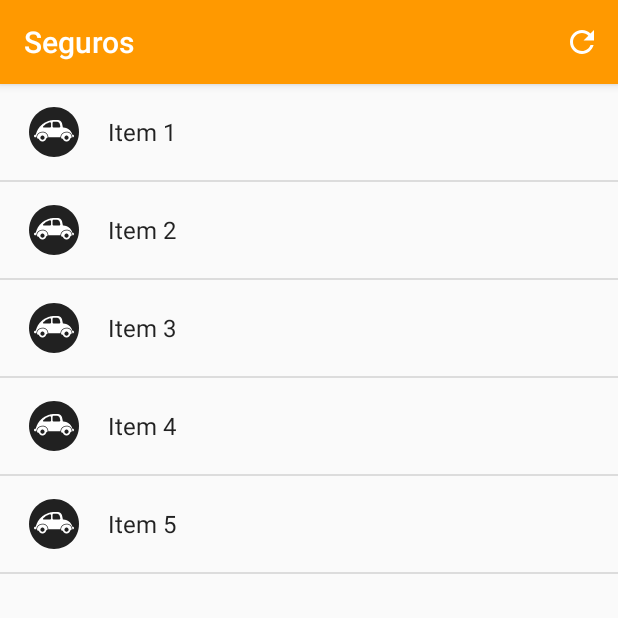
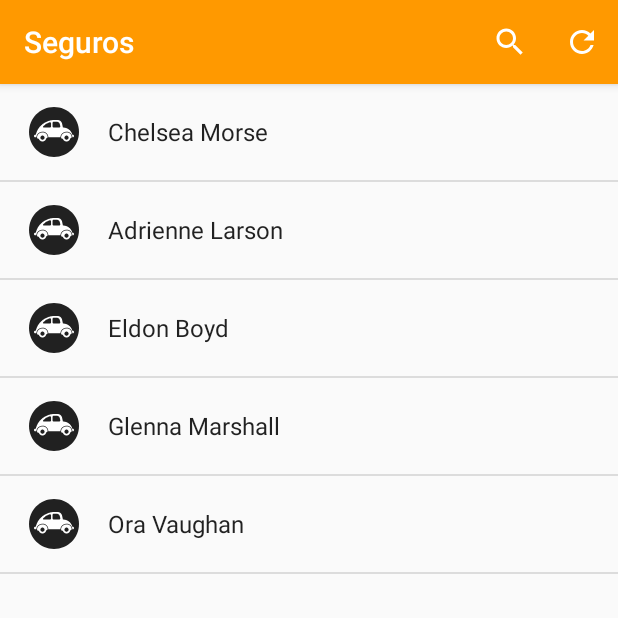
Before and after one commit to arm332/seguros, an Android app: the ListActivity screen opened directly, with no data from a screen before it, on a phone screen of 412 x 824 dp, the top half of it. Run offline under Robolectric (Android 15) with nearby library versions, the light colour scheme and no system bars.

Commit message:
Make list searchable

```diff
--- a/app/src/main/java/com/arm332/seguros2/ListActivity.java
+++ b/app/src/main/java/com/arm332/seguros2/ListActivity.java
@@ -10,33 +10,45 @@ import android.view.MenuItem;
 import android.view.View;
 import android.widget.AdapterView;
 import android.widget.ListView;
+import android.widget.SearchView;
 
-public class ListActivity extends AppCompatActivity implements AdapterView.OnItemClickListener {
+public class ListActivity extends AppCompatActivity implements AdapterView.OnItemClickListener, SearchView.OnQueryTextListener {
     private static final String TAG = "ListActivity";
     private static final Integer RC_SYNC = 1;
-    private ListView mListView;
+    private ListAdapter mAdapter;
+    private SearchView mSearchView;
 
     @Override
     protected void onCreate(Bundle savedInstanceState) {
         super.onCreate(savedInstanceState);
         setContentView(R.layout.activity_list);
 
-        mListView = findViewById(R.id.listView);
-        mListView.setAdapter(new ListAdapter(this));
-        mListView.setEmptyView(findViewById(R.id.textView));
-        mListView.setOnItemClickListener(this);
+        String[] list = {"Chelsea Morse", "Adrienne Larson", "Eldon Boyd", "Glenna Marshall", "Ora Vaughan"};
+        mAdapter = new ListAdapter(this, list);
+
+        ListView listView = findViewById(R.id.listView);
+        listView.setAdapter(mAdapter);
+        listView.setEmptyView(findViewById(R.id.textView));
+        listView.setOnItemClickListener(this);
     }
 
     @Override
     public boolean onCreateOptionsMenu(Menu menu) {
         MenuInflater inflater = getMenuInflater();
         inflater.inflate(R.menu.list_menu, menu);
+
+        MenuItem searchItem = menu.findItem(R.id.action_search);
+        mSearchView = (SearchView) searchItem.getActionView();
+        mSearchView.setOnQueryTextListener(this);
         return super.onCreateOptionsMenu(menu);
     }
 
     @Override
     public boolean onOptionsItemSelected(MenuItem item) {
         switch (item.getItemId()) {
+            case R.id.action_search:
+
+                return true;
             case R.id.action_sync:
                  Intent intent = new Intent(this, SyncActivity.class);
                  startActivityForResult(intent, RC_SYNC);
@@ -68,4 +80,26 @@ public class ListActivity extends AppCompatActivity implements AdapterView.OnIte
          intent.putExtra(ItemActivity.EXTRA_ITEM, item);
          startActivity(intent);
     }
+
+    @Override
+    public boolean onQueryTextSubmit(String query) {
+        return false;
+    }
+
+    @Override
+    public boolean onQueryTextChange(String newText) {
+        mAdapter.getFilter().filter(newText);
+        return true;
+    }
+
+    @Override
+    public void onBackPressed() {
+        if (!mSearchView.isIconified()) {
+            //mSearchView.setIconified(true);
+            mSearchView.onActionViewCollapsed();
+        } else {
+            super.onBackPressed();
+        }
+
+    }
 }
--- a/app/src/main/java/com/arm332/seguros2/ListAdapter.java
+++ b/app/src/main/java/com/arm332/seguros2/ListAdapter.java
@@ -5,20 +5,31 @@ import android.view.LayoutInflater;
 import android.view.View;
 import android.view.ViewGroup;
 import android.widget.BaseAdapter;
+import android.widget.Filter;
+import android.widget.Filterable;
 import android.widget.TextView;
 
-public class ListAdapter extends BaseAdapter {
+import java.util.ArrayList;
+import java.util.Arrays;
+import java.util.List;
+
+public class ListAdapter extends BaseAdapter implements Filterable {
     private LayoutInflater mInflater;
-    private String[] mValues = {"Item 1", "Item 2", "Item 3", "Item 4", "Item 5"};
+    private ListFilter mFilter;
+    private String[] mOriginal;
+    private String[] mFiltered;
 
-    ListAdapter(Context context) {
+    ListAdapter(Context context, String[] objects) {
         mInflater = LayoutInflater.from(context);
+        mFilter = new ListFilter();
+        mOriginal = objects;
+        mFiltered = objects;
     }
 
     @Override
     public int getCount() {
-        if (mValues != null) {
-            return mValues.length;
+        if (mFiltered != null) {
+            return mFiltered.length;
         }
 
         return 0;
@@ -26,8 +37,8 @@ public class ListAdapter extends BaseAdapter {
 
     @Override
     public Object getItem(int position) {
-        if (mValues != null) {
-            return mValues[position];
+        if (mFiltered != null) {
+            return mFiltered[position];
         }
 
         return null;
@@ -58,6 +69,48 @@ public class ListAdapter extends BaseAdapter {
         return convertView;
     }
 
+    @Override
+    public Filter getFilter() {
+        return mFilter;
+    }
+
+    //
+
+    private class ListFilter extends Filter {
+        @Override
+        protected FilterResults performFiltering(CharSequence constraint) {
+            FilterResults results = new FilterResults();
+            List<String> filtered = new ArrayList<>();
+
+            if (constraint != null && constraint.length() != 0) {
+                String needle = constraint.toString().toUpperCase();
+
+                if (mOriginal != null && mOriginal.length != 0) {
+                    for (String original : mOriginal) {
+                        if (original.toUpperCase().startsWith(needle)) {
+                            filtered.add(original);
+                        }
+                    }
+                }
+            }
+            else {
+                filtered = Arrays.asList(mOriginal);
+            }
+
+            results.count = filtered.size();
+            results.values = filtered.toArray(new String[0]);
+            return results;
+        }
+
+        @Override
+        protected void publishResults(CharSequence constraint, FilterResults results) {
+            mFiltered = (String[]) results.values;
+            notifyDataSetChanged();
+        }
+    }
+
+    //
+
     private static class ViewHolder {
         TextView name;
     }
--- /dev/null
+++ b/app/src/main/res/drawable-anydpi/ic_action_search.xml
@@ -0,0 +1,10 @@
+<vector xmlns:android="http://schemas.android.com/apk/res/android"
+    android:width="24dp"
+    android:height="24dp"
+    android:viewportWidth="24"
+    android:viewportHeight="24"
+    android:tint="#FFFFFF">
+    <path
+        android:fillColor="#FF000000"
+        android:pathData="M15.5,14h-0.79l-0.28,-0.27C15.41,12.59 16,11.11 16,9.5 16,5.91 13.09,3 9.5,3S3,5.91 3,9.5 5.91,16 9.5,16c1.61,0 3.09,-0.59 4.23,-1.57l0.27,0.28v0.79l5,4.99L20.49,19l-4.99,-5zM9.5,14C7.01,14 5,11.99 5,9.5S7.01,5 9.5,5 14,7.01 14,9.5 11.99,14 9.5,14z"/>
+</vector>
--- a/app/src/main/res/menu/list_menu.xml
+++ b/app/src/main/res/menu/list_menu.xml
@@ -1,6 +1,12 @@
 <?xml version="1.0" encoding="utf-8"?>
 <menu xmlns:android="http://schemas.android.com/apk/res/android"
     xmlns:app="http://schemas.android.com/apk/res-auto">
+    <item
+        android:id="@+id/action_search"
+        android:icon="@drawable/ic_action_search"
+        android:title="@string/search"
+        app:showAsAction="ifRoom"
+        app:actionViewClass="android.widget.SearchView" />
     <item
         android:id="@+id/action_sync"
         android:icon="@drawable/ic_action_refresh"
--- a/app/src/main/res/values/strings.xml
+++ b/app/src/main/res/values/strings.xml
@@ -6,4 +6,5 @@
     <string name="password">Password</string>
     <string name="password_error">Password incorrect</string>
     <string name="refresh">Refresh</string>
+    <string name="search">Search</string>
 </resources>
```
Also changed, not shown: app/src/main/res/drawable-hdpi/ic_action_search.png (added), app/src/main/res/drawable-mdpi/ic_action_search.png (added), app/src/main/res/drawable-xhdpi/ic_action_search.png (added), app/src/main/res/drawable-xxhdpi/ic_action_search.png (added), 2 other files.
